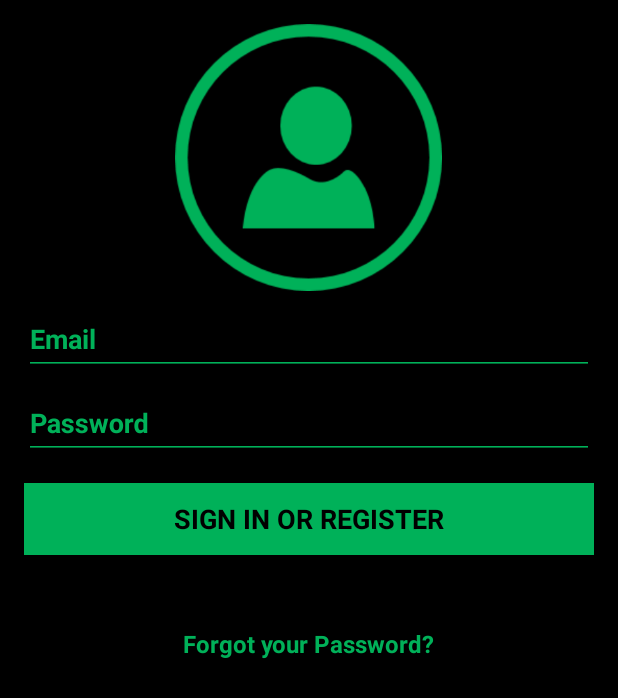
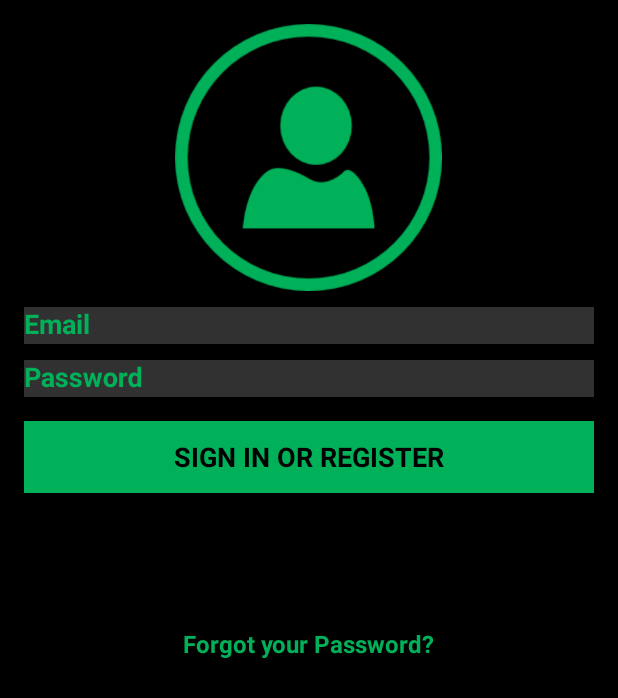
Before and after one commit to jonibarth/MiTouch, an Android app: the layout activity_login.xml on its own in the app's theme, with its tools: preview values and no code run, on a phone screen of 412 x 824 dp. Shown: the top 698 px of the screen. Run offline under Robolectric (Android 15) with nearby library versions, the phone set to English and light mode, and no system bars.

Commit message:
Login: Background en editText

```diff
--- a/app/src/main/res/layout/activity_login.xml
+++ b/app/src/main/res/layout/activity_login.xml
@@ -47,9 +47,9 @@
                     android:inputType="textEmailAddress"
                     android:maxLines="1"
                     android:singleLine="true"
-                    android:backgroundTint="#00B159"
                     android:textColor="#00B159"
                     android:textStyle="bold"
+                    android:background="#313131"
                     />
 
             </android.support.design.widget.TextInputLayout>
@@ -71,9 +71,9 @@
                     android:inputType="textPassword"
                     android:maxLines="1"
                     android:singleLine="true"
-                    android:backgroundTint="#00B159"
                     android:textColor="#00B159"
                     android:textStyle="bold"
+                    android:background="#313131"
                     />
 
             </android.support.design.widget.TextInputLayout>
```
Also changed, not shown: 3 other files.
